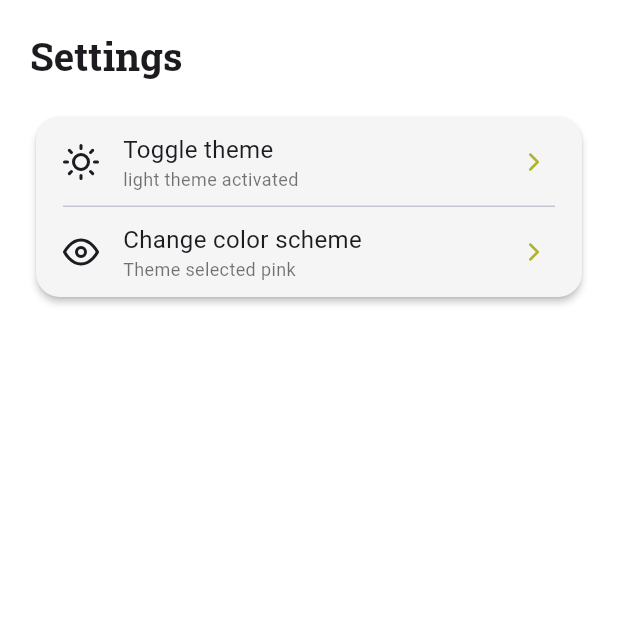
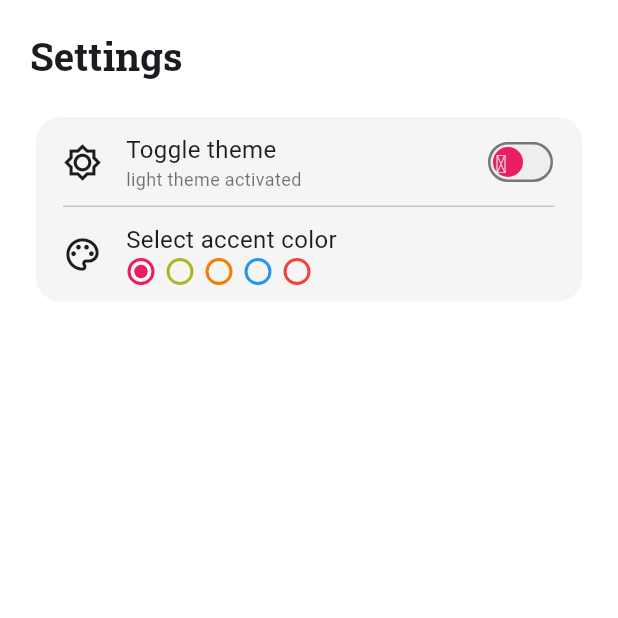
Before and after one commit to suvankar-mitra/suvankars_dictionary, a Flutter app: the SettingsScreen screen opened directly, on a phone screen of 412 x 824 dp, the top half of it. Run offline on Flutter 3.47's test engine with Material 3 defaults, Android fonts, the phone set to English and light mode, and no system bars; our stand-ins replace flutter_feather_icons, flutter_riverpod, google_fonts; statements that could not run were skipped.

Commit message:
Setting theme change as toggle switch, adding radio buttons to change accent colors

```diff
--- a/lib/providers/color_scheme_provider.dart
+++ b/lib/providers/color_scheme_provider.dart
@@ -1,7 +1,7 @@
 import 'package:flutter_riverpod/flutter_riverpod.dart';
 
 final colorSchemeProvider = StateProvider<ColorSchemeOption>(
-  (ref) => ColorSchemeOption.lime,
+  (ref) => ColorSchemeOption.pink,
 );
 
-enum ColorSchemeOption { pink, lime, orange }
+enum ColorSchemeOption { pink, lime, orange, blue, red }
--- a/lib/themes/app_theme.dart
+++ b/lib/themes/app_theme.dart
@@ -1,4 +1,3 @@
-// Solarized Dark Minimal Theme
 import 'package:flutter/material.dart';
 import 'package:flutter_riverpod/flutter_riverpod.dart';
 import 'package:suvankars_dictionary/providers/color_scheme_provider.dart';
@@ -10,6 +9,10 @@ final Color darkThemeLime = Colors.lime.shade900;
 final Color lightThemeLime = Colors.lime.shade700;
 final Color darkThemeOrange = Colors.orange.shade900;
 final Color lightThemeOrange = Colors.orange.shade700;
+final Color darkThemeBlue = Colors.blue.shade900;
+final Color lightThemeBlue = Colors.blue.shade500;
+final Color darkThemeRed = Colors.red.shade900;
+final Color lightThemeRed = Colors.red.shade500;
 
 ThemeData appDarkTheme(WidgetRef ref) {
   final colorScheme = ref.watch(colorSchemeProvider);
@@ -24,6 +27,12 @@ ThemeData appDarkTheme(WidgetRef ref) {
       break;
     case ColorSchemeOption.orange:
       mainColor = darkThemeOrange;
+      break;
+    case ColorSchemeOption.blue:
+      mainColor = darkThemeBlue;
+      break;
+    case ColorSchemeOption.red:
+      mainColor = darkThemeRed;
       break;
   }
   return ThemeData(
@@ -56,10 +65,13 @@ ThemeData appLightTheme(WidgetRef ref) {
     case ColorSchemeOption.orange:
       mainColor = lightThemeOrange;
       break;
+    case ColorSchemeOption.blue:
+      mainColor = lightThemeBlue;
+      break;
+    case ColorSchemeOption.red:
+      mainColor = lightThemeRed;
+      break;
   }
-
-  print("============ color scheme? $colorScheme, $mainColor");
-
   return ThemeData(
     brightness: Brightness.light,
     scaffoldBackgroundColor: Colors.white,
@@ -78,26 +90,62 @@ ThemeData appLightTheme(WidgetRef ref) {
 
 Color buttonColor(WidgetRef ref) {
   final colorScheme = ref.watch(colorSchemeProvider);
-  final themeData = ref.watch(themeProvider);
 
   switch (colorScheme) {
     case ColorSchemeOption.pink:
+      return getPinkColor(ref);
+    case ColorSchemeOption.lime:
+      return getLimeColor(ref);
+    case ColorSchemeOption.orange:
+      return getOrangeColor(ref);
+    case ColorSchemeOption.blue:
+      return getBlueColor(ref);
+    case ColorSchemeOption.red:
+      return getRedColor(ref);
+  }
+}
+
+Color getPinkColor(WidgetRef ref) {
+  final themeData = ref.watch(themeProvider);
   if (themeData == ThemeMode.dark) {
     return darkThemePink;
   } else {
     return lightThemePink;
   }
-    case ColorSchemeOption.lime:
+}
+
+Color getLimeColor(WidgetRef ref) {
+  final themeData = ref.watch(themeProvider);
   if (themeData == ThemeMode.dark) {
     return darkThemeLime;
   } else {
     return lightThemeLime;
   }
-    case ColorSchemeOption.orange:
+}
+
+Color getOrangeColor(WidgetRef ref) {
+  final themeData = ref.watch(themeProvider);
   if (themeData == ThemeMode.dark) {
     return darkThemeOrange;
   } else {
     return lightThemeOrange;
   }
 }
+
+Color getBlueColor(WidgetRef ref) {
+  final themeData = ref.watch(themeProvider);
+  if (themeData == ThemeMode.dark) {
+    return darkThemeBlue;
+  } else {
+    return lightThemeBlue;
   }
+}
+
+Color getRedColor(WidgetRef ref) {
+  final themeData = ref.watch(themeProvider);
+  if (themeData == ThemeMode.dark) {
+    return darkThemeRed;
+  } else {
+    return lightThemeRed;
+  }
+}
--- a/lib/views/settings_screen.dart
+++ b/lib/views/settings/settings_screen.dart
@@ -4,18 +4,25 @@ import 'package:flutter_riverpod/flutter_riverpod.dart';
 import 'package:google_fonts/google_fonts.dart';
 import 'package:suvankars_dictionary/providers/color_scheme_provider.dart';
 import 'package:suvankars_dictionary/providers/theme_provider.dart';
-
-import '../themes/app_theme.dart';
+import 'package:suvankars_dictionary/themes/app_theme.dart';
 
 class SettingsScreen extends ConsumerWidget {
   const SettingsScreen({super.key});
 
   @override
   Widget build(BuildContext context, WidgetRef ref) {
-    // Access the current theme state and use a button to toggle
+    // Access the current theme state
     final themeMode = ref.watch(themeProvider);
+    // Access the current color scheme
+    final colorScheme = ref.watch(colorSchemeProvider);
 
-    final colorScheme = ref.watch(colorSchemeProvider);
+    const leadingIconSize = 26.0;
+
+    const WidgetStateProperty<Icon> thumbIcon =
+        WidgetStateProperty<Icon>.fromMap(<WidgetStatesConstraint, Icon>{
+          WidgetState.selected: Icon(FeatherIcons.moon, size: 20.0),
+          WidgetState.any: Icon(FeatherIcons.sun, size: 20.0),
+        });
 
     return SafeArea(
       child: Scaffold(
@@ -38,7 +45,9 @@ class SettingsScreen extends ConsumerWidget {
                 ),
                 const SizedBox(height: 20),
 
+                // UI settings
                 Card(
+                  elevation: 0.0,
                   child: Padding(
                     padding: const EdgeInsets.symmetric(horizontal: 8.0),
                     child: Column(
@@ -52,14 +61,12 @@ class SettingsScreen extends ConsumerWidget {
                               child: Row(
                                 children: [
                                   Icon(
-                                    themeMode == ThemeMode.dark
-                                        ? FeatherIcons.moon
-                                        : FeatherIcons.sun,
+                                    Icons.brightness_5_outlined,
                                     color:
                                         Theme.of(
                                           context,
                                         ).textTheme.bodyLarge?.color,
-                                    size: 24.0,
+                                    size: leadingIconSize,
                                   ),
                                   SizedBox(width: 16.0),
                                   Column(
@@ -101,23 +108,41 @@ class SettingsScreen extends ConsumerWidget {
                                 ],
                               ),
                             ),
-                            IconButton(
-                              iconSize: 20.0,
-                              icon: Icon(
-                                FeatherIcons.chevronRight,
-                                color: buttonColor(ref),
+                            Padding(
+                              padding: const EdgeInsets.all(8.0),
+                              child: SizedBox(
+                                height: 40.0,
+                                child: FittedBox(
+                                  fit: BoxFit.fill,
+                                  child: Switch(
+                                    thumbIcon: thumbIcon,
+                                    value: themeMode == ThemeMode.dark,
+                                    thumbColor: WidgetStateProperty.all<Color>(
+                                      buttonColor(ref),
+                                    ),
+                                    inactiveThumbColor: buttonColor(ref),
+                                    activeTrackColor:
+                                        themeMode == ThemeMode.dark
+                                            ? Colors.grey.shade400
+                                            : Colors.black54,
+                                    inactiveTrackColor:
+                                        themeMode == ThemeMode.dark
+                                            ? Colors.grey
+                                            : Colors.grey.shade200,
+                                    onChanged: (bool value) {
+                                      ref.read(themeProvider.notifier).state =
+                                          themeMode == ThemeMode.dark
+                                              ? ThemeMode.light
+                                              : ThemeMode.dark;
+                                    },
+                                  ),
+                                ),
                               ),
-                              onPressed: () {
-                                // Toggle the theme mode
-                                ref.read(themeProvider.notifier).state =
-                                    themeMode == ThemeMode.dark
-                                        ? ThemeMode.light
-                                        : ThemeMode.dark;
-                              },
                             ),
                           ],
                         ),
 
+                        // divider
                         Padding(
                           padding: const EdgeInsets.symmetric(horizontal: 10.0),
                           child: Divider(height: 0),
@@ -132,12 +157,12 @@ class SettingsScreen extends ConsumerWidget {
                               child: Row(
                                 children: [
                                   Icon(
-                                    FeatherIcons.eye,
+                                    Icons.palette_outlined,
                                     color:
                                         Theme.of(
                                           context,
                                         ).textTheme.bodyLarge?.color,
-                                    size: 24.0,
+                                    size: leadingIconSize,
                                   ),
                                   SizedBox(width: 16.0),
                                   Column(
@@ -145,7 +170,7 @@ class SettingsScreen extends ConsumerWidget {
                                         CrossAxisAlignment.start,
                                     children: [
                                       Text(
-                                        'Change color scheme',
+                                        'Select accent color',
                                         style: GoogleFonts.roboto(
                                           fontSize:
                                               Theme.of(
@@ -158,44 +183,13 @@ class SettingsScreen extends ConsumerWidget {
                                               ).textTheme.bodyLarge?.color,
                                         ),
                                       ),
-                                      Text(
-                                        'Theme selected pink',
-                                        style: GoogleFonts.roboto(
-                                          fontSize:
-                                              Theme.of(
-                                                context,
-                                              ).textTheme.bodySmall?.fontSize,
-                                          // fontWeight: FontWeight.w500,
-                                          color:
-                                              themeMode == ThemeMode.dark
-                                                  ? Colors.grey
-                                                  : Colors.black54,
-                                        ),
-                                      ),
+
+                                      // radio button to change color scheme
+                                      _buildColorSchemeOption(ref),
                                     ],
                                   ),
                                 ],
                               ),
-                            ),
-                            IconButton(
-                              iconSize: 20.0,
-                              icon: Icon(
-                                FeatherIcons.chevronRight,
-                                color: buttonColor(ref),
-                              ),
-                              onPressed: () {
-                                if (colorScheme == ColorSchemeOption.pink) {
-                                  ref.read(colorSchemeProvider.notifier).state =
-                                      ColorSchemeOption.orange;
-                                } else if (colorScheme ==
-                                    ColorSchemeOption.orange) {
-                                  ref.read(colorSchemeProvider.notifier).state =
-                                      ColorSchemeOption.lime;
-                                } else {
-                                  ref.read(colorSchemeProvider.notifier).state =
-                                      ColorSchemeOption.pink;
-                                }
-                              },
                             ),
                           ],
                         ),
@@ -210,4 +204,44 @@ class SettingsScreen extends ConsumerWidget {
       ),
     );
   }
+
+  Widget _buildColorSchemeOption(WidgetRef ref) {
+    ColorSchemeOption selectedOption = ref.watch(colorSchemeProvider);
+
+    // Colors options
+    final Map<Color, ColorSchemeOption> colorOptions = {
+      getPinkColor(ref): ColorSchemeOption.pink,
+      getLimeColor(ref): ColorSchemeOption.lime,
+      getOrangeColor(ref): ColorSchemeOption.orange,
+      getBlueColor(ref): ColorSchemeOption.blue,
+      getRedColor(ref): ColorSchemeOption.red,
+    };
+
+    Color selectedColor =
+        colorOptions.entries
+            .firstWhere((entry) => entry.value == selectedOption)
+            .key;
+
+    return Row(
+      children:
+          colorOptions.keys.map((Color color) {
+            return Padding(
+              padding: const EdgeInsets.only(right: 6.0),
+              child: SizedBox(
+                width: 20,
+                height: 20,
+                child: Radio<Color>(
+                  value: color,
+                  groupValue: selectedColor,
+                  fillColor: WidgetStateProperty.all(color),
+                  onChanged: (Color? value) {
+                    ref.read(colorSchemeProvider.notifier).state =
+                        colorOptions[color]!;
+                  },
+                ),
+              ),
+            );
+          }).toList(),
+    );
+  }
 }
```
Lines whose indentation alone changed are shown as unchanged.
